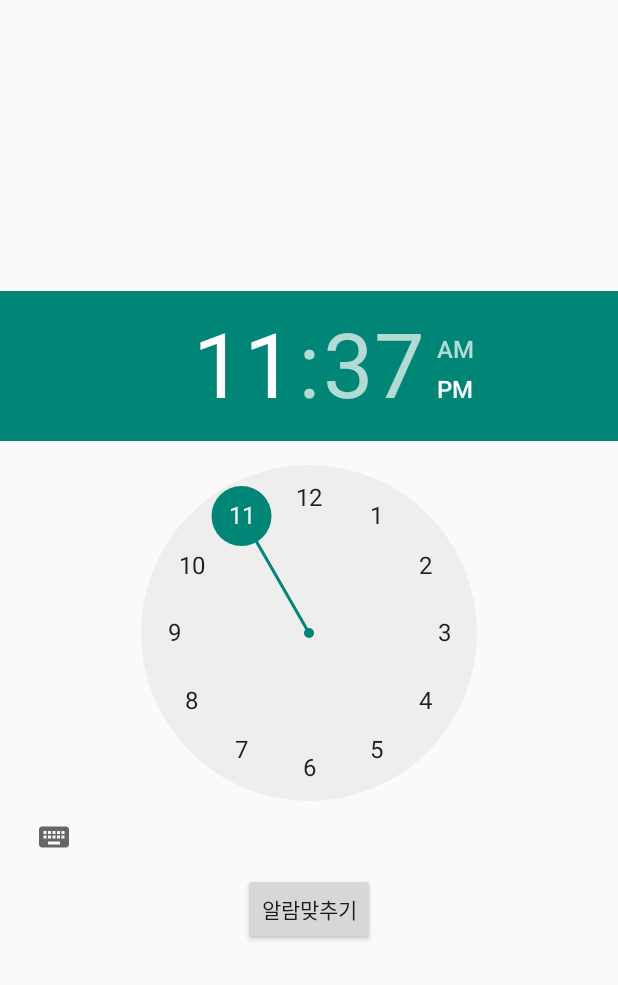
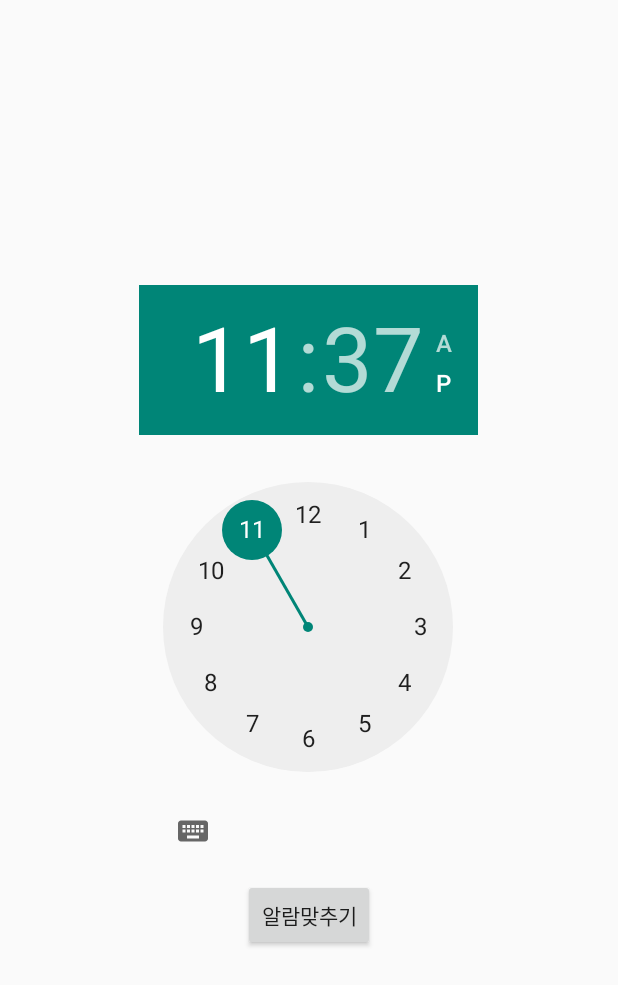
Before and after one commit to sophia1023/SafeReturn, an Android app: the NotificationActivity screen opened directly, with no data from a screen before it, after a tap on "알람맞추기", on a phone screen of 412 x 824 dp. Shown: the top 985 px of the screen. Run offline under Robolectric (Android 15) with nearby library versions, the phone set to English and light mode, and no system bars.

Commit message:
notification 2차 - 수정

```diff
--- a/app/src/main/AndroidManifest.xml
+++ b/app/src/main/AndroidManifest.xml
@@ -10,10 +10,7 @@
     <uses-permission android:name="android.permission.ACCESS_COARSE_LOCATION" />
     <uses-permission android:name="android.permission.ACCESS_FINE_LOCATION" />
 
-    <uses-permission android:name="android.permission.BROADCAST_STICKY"/>
     <uses-permission android:name="android.permission.WAKE_LOCK" />
-    <uses-permission android:name="android.permission.RECEIVE_BOOT_COMPLETED" />
-    <uses-permission android:name="com.google.android.c2dm.permission.RECEIVE" />
     <uses-permission android:name="android.permission.VIBRATE" />
 
     <application
--- a/app/src/main/java/com/jh/safereturn/AlarmReceiver.java
+++ b/app/src/main/java/com/jh/safereturn/AlarmReceiver.java
@@ -43,7 +43,7 @@ public class AlarmReceiver extends Service {
         Notification notification = new Notification(R.drawable.gohome,"This is a test message!", System.currentTimeMillis());
         intent1.addFlags(Intent.FLAG_ACTIVITY_SINGLE_TOP| Intent.FLAG_ACTIVITY_CLEAR_TOP);
 
-        PendingIntent pendingNotificationIntent = PendingIntent.getActivity( this.getApplicationContext(),0, intent1,PendingIntent.FLAG_UPDATE_CURRENT);
+        PendingIntent pendingNotificationIntent = PendingIntent.getActivity(this.getApplicationContext(),0, intent1,PendingIntent.FLAG_UPDATE_CURRENT);
         notification.flags |= Notification.FLAG_AUTO_CANCEL;
         notification.setLatestEventInfo(this.getApplicationContext(), "AlarmManagerDemo", "This is a test message!", pendingNotificationIntent);
 
--- a/app/src/main/java/com/jh/safereturn/FragmentHome.java
+++ b/app/src/main/java/com/jh/safereturn/FragmentHome.java
@@ -11,7 +11,10 @@ import android.view.ViewGroup;
  * Created by Jiyoung on 2015-12-03.
  */
 public class FragmentHome extends Fragment {
+    String phoneNo;
+
     public View onCreateView(LayoutInflater inflater, ViewGroup container, Bundle savedInstanceState){
-        return inflater.inflate(R.layout.activity_home,container, false);
+        View homeView = inflater.inflate(R.layout.activity_home,container, false);
+        return homeView;
     }
 }
--- a/app/src/main/java/com/jh/safereturn/NotificationActivity.java
+++ b/app/src/main/java/com/jh/safereturn/NotificationActivity.java
@@ -9,7 +9,6 @@ import android.content.Intent;
 import android.os.Bundle;
 import android.view.View;
 import android.widget.Button;
-import android.widget.DatePicker;
 import android.widget.TimePicker;
 
 import java.util.Calendar;
@@ -20,13 +19,8 @@ import java.util.Calendar;
  */
 public class NotificationActivity extends Activity {
     private AlarmManager aManager;
-    // 설정 일시
-   // private GregorianCalendar mCalendar;
-    //일자 설정 클래스
-    DatePicker mDate;
     //시작 설정 클래스
     TimePicker mTime;
-
     NotificationManager mNotification;
 
     public void onCreate(Bundle savedInstanceState) {
@@ -38,7 +32,6 @@ public class NotificationActivity extends Activity {
         //알람 매니저를 취득
         aManager = (AlarmManager)getSystemService(Context.ALARM_SERVICE);
         //현재 시각을 취득
-        //mCalendar = new GregorianCalendar();
         mTime = (TimePicker)findViewById(R.id.timePicker);
 
         Button b = (Button)findViewById(R.id.btnAlaram);
@@ -47,10 +40,6 @@ public class NotificationActivity extends Activity {
                 setAlarm();
             }
         });
-
-        //일시 설정 클래스로 현재 시각을 설정
-        //mDate = (DatePicker)findViewById(R.id.datePicker);
-        // mDate.init(mCalendar.YEAR, mCalendar.get(Calendar.MONTH), mCalendar.get(Calendar.DAY_OF_MONTH), this);
     }
 
     //알람의 설정
@@ -58,11 +47,14 @@ public class NotificationActivity extends Activity {
         Calendar calendar = Calendar.getInstance();
         int hour = mTime.getCurrentHour();
         int minute = mTime.getCurrentMinute();
+        int year = calendar.get(Calendar.YEAR);
+        int month = calendar.get(Calendar.MONTH);
+        int day = calendar.get(Calendar.DAY_OF_MONTH);
 
         calendar.setTimeInMillis(System.currentTimeMillis());
-        calendar.set(Calendar.SECOND,0);
+        calendar.set(Calendar.SECOND, 0);
         calendar.set(Calendar.MILLISECOND,0);
-        calendar.set(Calendar.YEAR, calendar.MONTH,calendar.DAY_OF_MONTH,hour,minute);
+        calendar.set(year,month,day,hour,minute);
 
         Intent intent = new Intent(NotificationActivity.this, MyReceiver.class);
         PendingIntent pIntent= PendingIntent.getBroadcast(NotificationActivity.this, 0, intent,0);
--- a/app/src/main/res/layout/activity_notification.xml
+++ b/app/src/main/res/layout/activity_notification.xml
@@ -2,17 +2,19 @@
 <LinearLayout xmlns:android="http://schemas.android.com/apk/res/android"
     android:orientation="vertical" android:layout_width="match_parent"
     android:layout_height="match_parent"
-    android:gravity="center">
+    android:gravity="center"
+    android:weightSum="1">
 
-   <!-- <DatePicker
+    <!--<DatePicker
         android:layout_width="wrap_content"
         android:layout_height="136dp"
         android:id="@+id/datePicker" />-->
 
     <TimePicker
-        android:layout_width="wrap_content"
-        android:layout_height="wrap_content"
-        android:id="@+id/timePicker" />
+        android:layout_width="226dp"
+        android:layout_height="256dp"
+        android:id="@+id/timePicker"
+        android:layout_weight="0.27" />
 
     <Button
         android:layout_width="wrap_content"
```
Also changed, not shown: app/src/main/res/layout/activity_home.xml (+11 -1 lines).
